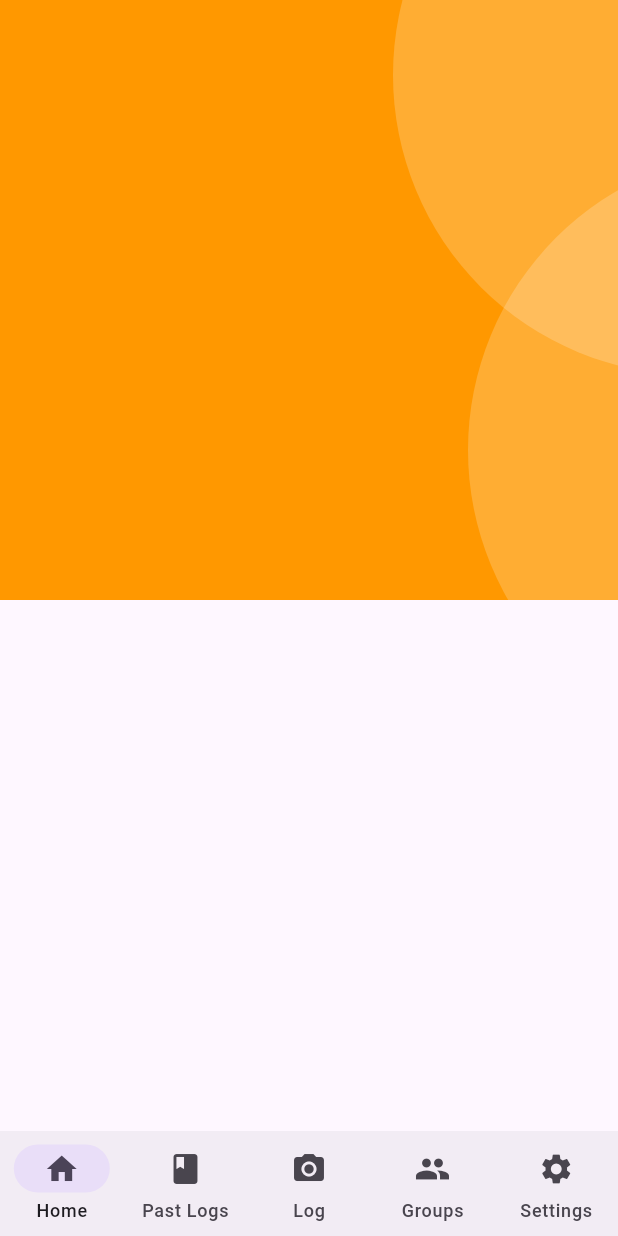
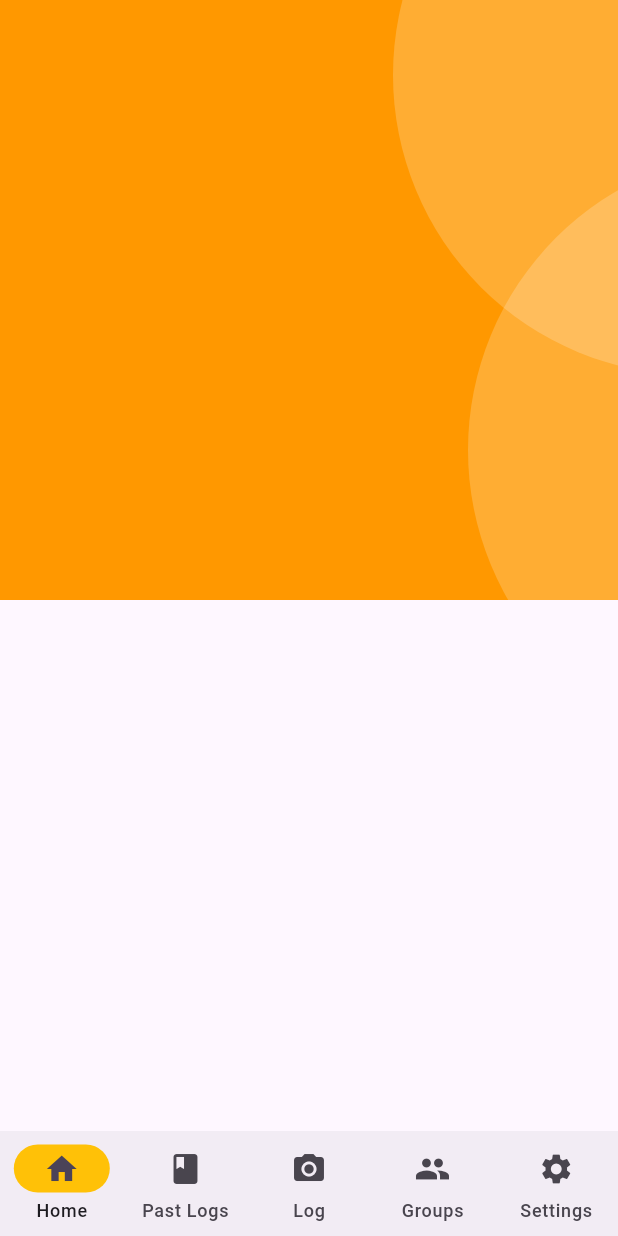
Before and after one commit to yewkhang/culinary_compass, a Flutter app: the screen it shows after launch, on a phone screen of 412 x 824 dp. Run offline on Flutter 3.47's test engine with Material 3 defaults, Android fonts, the light colour scheme and no system bars; our stand-ins replace get, image_picker.

Commit message:
changed highlight colour

```diff
--- a/lib/navigation_menu.dart
+++ b/lib/navigation_menu.dart
@@ -15,6 +15,7 @@ class NavigationMenu extends StatelessWidget {
         () => NavigationBar(
           height: 70, // height of navigation bar
           elevation: 0,
+          indicatorColor: Colors.amber,
           selectedIndex: controller.selectedIndex.value, //access int wrapped in Rx context
           onDestinationSelected: (index) => controller.selectedIndex.value = index,
 
```
